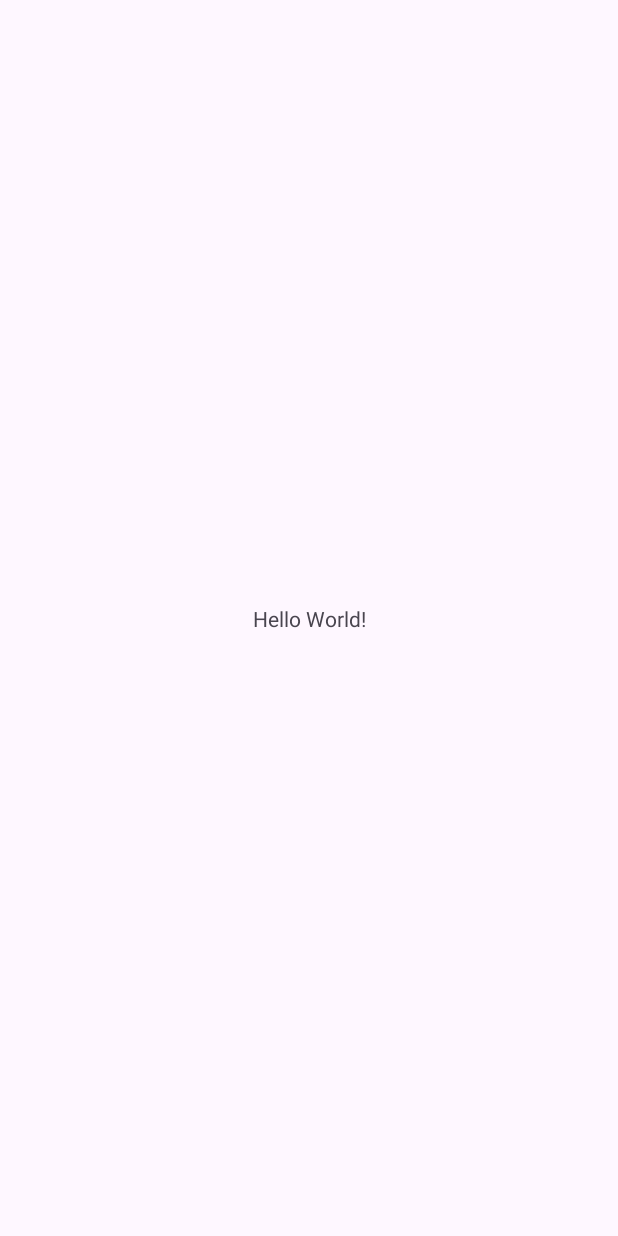
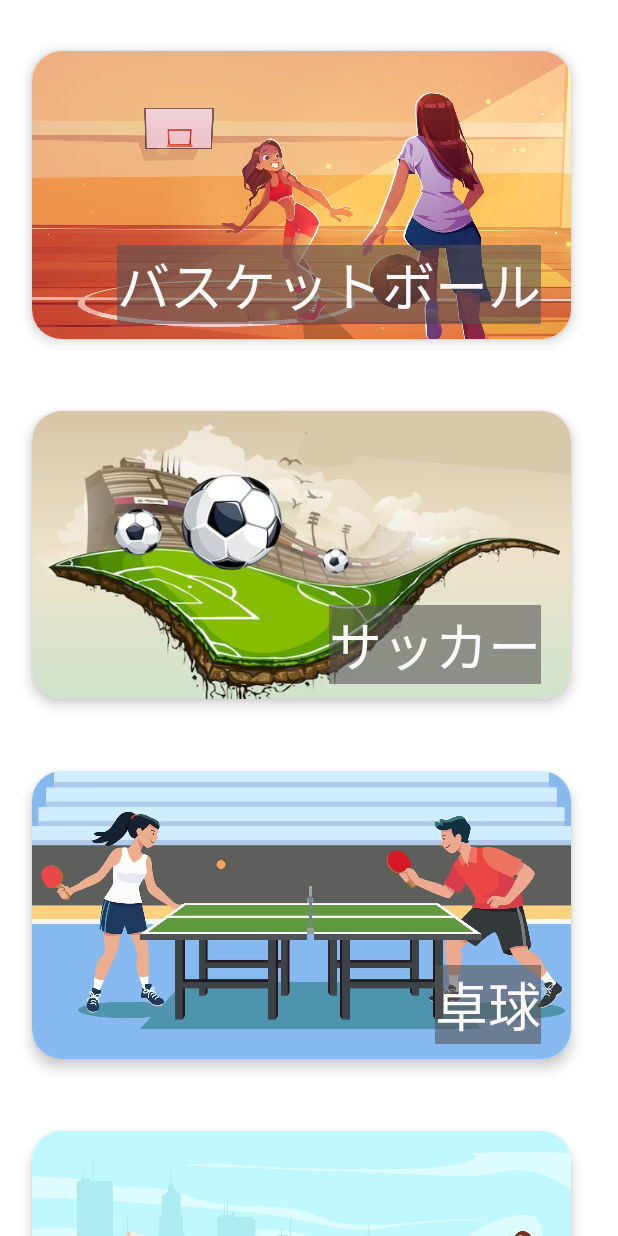
Before and after one commit to hiroyuki0402/SportsApp, an Android app: the screen it shows after launch (MainActivity), on a phone screen of 412 x 824 dp. Before the commit the screen is almost empty. Run offline under Robolectric (Android 15) with nearby library versions, the phone set to English and light mode, and no system bars.

Commit message:
カードビューの使用

```diff
--- a/app/build.gradle.kts
+++ b/app/build.gradle.kts
@@ -4,7 +4,7 @@ plugins {
 
 android {
     namespace = "com.example.sportsapp"
-    compileSdk = 33
+    compileSdk = 34
 
     defaultConfig {
         applicationId = "com.example.sportsapp"
--- a/app/src/main/java/com/example/sportsapp/Adapter.java
+++ b/app/src/main/java/com/example/sportsapp/Adapter.java
@@ -1,4 +1,46 @@
 package com.example.sportsapp;
 
-public class Adapter {
+import android.content.Context;
+import android.util.AttributeSet;
+import android.view.LayoutInflater;
+import android.view.View;
+import android.view.ViewGroup;
+
+import androidx.annotation.NonNull;
+import androidx.annotation.Nullable;
+import androidx.recyclerview.widget.RecyclerView;
+
+import java.util.ArrayList;
+
+public class Adapter extends RecyclerView.Adapter<ViewHolder> {
+
+    public Adapter(ArrayList<SportData> sportDatas) {
+        this.sportDatas = sportDatas;
+    }
+
+    ArrayList<SportData> sportDatas;
+
+    @NonNull
+    @Override
+    public ViewHolder onCreateViewHolder(@NonNull ViewGroup parent, int viewType) {
+        View view = LayoutInflater
+                .from(parent.getContext())
+                .inflate(R.layout.carditem_layout, parent, false);
+
+        return new ViewHolder(view);
+    }
+
+    @Override
+    public void onBindViewHolder(@NonNull ViewHolder holder, int position) {
+        SportData sportData = sportDatas.get(position);
+
+        int imageResId = holder.imageView.getContext().getResources().getIdentifier(sportData.getImageName(), "drawable", holder.imageView.getContext().getPackageName());
+        holder.imageView.setImageResource(imageResId);
+        holder.textView.setText(sportData.getName());
+    }
+
+    @Override
+    public int getItemCount() {
+        return sportDatas.size();
+    }
 }
--- a/app/src/main/java/com/example/sportsapp/MainActivity.java
+++ b/app/src/main/java/com/example/sportsapp/MainActivity.java
@@ -1,14 +1,70 @@
 package com.example.sportsapp;
 
 import androidx.appcompat.app.AppCompatActivity;
+import androidx.recyclerview.widget.LinearLayoutManager;
+import androidx.recyclerview.widget.RecyclerView;
 
 import android.os.Bundle;
 
+import java.util.ArrayList;
+
 public class MainActivity extends AppCompatActivity {
+
+    RecyclerView recyclerView;
+    ArrayList<SportData> sportDatas;
+
+    /**
+     * 競技の名前リスト
+     */
+    ArrayList<String> names;
+
+    /**
+     * 画像のリソースの名前リスト
+     */
+    ArrayList<String> imageNames;
 
     @Override
     protected void onCreate(Bundle savedInstanceState) {
         super.onCreate(savedInstanceState);
         setContentView(R.layout.activity_main);
+
+        recyclerView = findViewById(R.id.recycle);
+
+        fruitsItemSetUP();
+
+        LinearLayoutManager linearLayoutManager = new LinearLayoutManager(this);
+        recyclerView.setLayoutManager(linearLayoutManager);
+
+        Adapter adapter = new Adapter(sportDatas);
+        recyclerView.setAdapter(adapter);
+
+    }
+
+    /**
+     * アイテムデータを設定するメソッド
+     */
+    private void fruitsItemSetUP() {
+        imageNames = new ArrayList<>();
+        names = new ArrayList<>();
+        sportDatas = new ArrayList<>();
+
+        imageNames.add("basketball");
+        imageNames.add("football");
+        imageNames.add("ping");
+        imageNames.add("tennis");
+        imageNames.add("volley");
+
+
+        names.add("バスケットボール");
+        names.add("サッカー");
+        names.add("卓球");
+        names.add("テニス");
+        names.add("バレーボール");;
+
+
+        for (int i = 0; i < 5; i++) {
+            SportData sportData = new SportData(imageNames.get(i), names.get(i));
+            sportDatas.add(sportData);
+        }
     }
 }
--- a/app/src/main/java/com/example/sportsapp/SportData.java
+++ b/app/src/main/java/com/example/sportsapp/SportData.java
@@ -1,4 +1,27 @@
 package com.example.sportsapp;
 
 public class SportData {
+    String imageName;
+    String name;
+
+    public SportData(String imageName, String name) {
+        this.imageName = imageName;
+        this.name = name;
+    }
+
+    public String getImageName() {
+        return imageName;
+    }
+
+    public void setImageName(String imageName) {
+        this.imageName = imageName;
+    }
+
+    public String getName() {
+        return name;
+    }
+
+    public void setName(String name) {
+        this.name = name;
+    }
 }
--- /dev/null
+++ b/app/src/main/java/com/example/sportsapp/ViewHolder.java
@@ -0,0 +1,22 @@
+package com.example.sportsapp;
+
+import android.media.Image;
+import android.view.View;
+import android.widget.ImageView;
+import android.widget.TextView;
+
+import androidx.annotation.NonNull;
+import androidx.recyclerview.widget.RecyclerView;
+
+public class ViewHolder extends RecyclerView.ViewHolder {
+
+    ImageView imageView;
+    TextView textView;
+
+    public ViewHolder(@NonNull View itemView) {
+        super(itemView);
+
+        imageView = itemView.findViewById(R.id.imageView);
+        textView = itemView.findViewById(R.id.textView);
+    }
+}
--- a/app/src/main/res/layout/activity_main.xml
+++ b/app/src/main/res/layout/activity_main.xml
@@ -6,13 +6,12 @@
     android:layout_height="match_parent"
     tools:context=".MainActivity">
 
-    <TextView
-        android:layout_width="wrap_content"
-        android:layout_height="wrap_content"
-        android:text="Hello World!"
+    <androidx.recyclerview.widget.RecyclerView
+        android:id="@+id/recycle"
+        android:layout_width="0dp"
+        android:layout_height="0dp"
         app:layout_constraintBottom_toBottomOf="parent"
         app:layout_constraintEnd_toEndOf="parent"
         app:layout_constraintStart_toStartOf="parent"
         app:layout_constraintTop_toTopOf="parent" />
-
 </androidx.constraintlayout.widget.ConstraintLayout>
--- /dev/null
+++ b/app/src/main/res/layout/carditem_layout.xml
@@ -0,0 +1,58 @@
+<?xml version="1.0" encoding="utf-8"?>
+<androidx.constraintlayout.widget.ConstraintLayout xmlns:android="http://schemas.android.com/apk/res/android"
+    xmlns:app="http://schemas.android.com/apk/res-auto"
+    xmlns:tools="http://schemas.android.com/tools"
+    android:background="@color/white"
+    android:layout_width="match_parent"
+    android:layout_height="wrap_content">
+
+    <androidx.cardview.widget.CardView
+        android:id="@+id/cardView"
+        android:layout_width="match_parent"
+        android:layout_height="220dp"
+        android:layout_marginStart="10dp"
+        android:layout_marginTop="20dp"
+        android:layout_marginBottom="20dp"
+        android:layout_marginEnd="20dp"
+        app:cardCornerRadius="20dp"
+        app:cardElevation="5dp"
+        app:cardUseCompatPadding="true"
+        app:layout_constraintEnd_toEndOf="parent"
+        app:layout_constraintStart_toStartOf="parent"
+        app:layout_constraintTop_toTopOf="parent">
+
+        <androidx.constraintlayout.widget.ConstraintLayout
+            android:layout_width="match_parent"
+            android:layout_height="match_parent">
+
+            <ImageView
+                android:id="@+id/imageView"
+                android:layout_width="0dp"
+                android:layout_height="0dp"
+                android:scaleType="fitXY"
+                android:background="@color/white"
+                app:layout_constraintBottom_toBottomOf="parent"
+                app:layout_constraintEnd_toEndOf="parent"
+                app:layout_constraintStart_toStartOf="parent"
+                app:layout_constraintTop_toTopOf="parent"
+                tools:srcCompat="@drawable/header" />
+
+            <TextView
+                android:id="@+id/textView"
+                android:layout_width="wrap_content"
+                android:layout_height="wrap_content"
+                android:background="#94565353"
+                android:text="サッカー"
+                android:textColor="#FBF9F9"
+                android:textSize="35sp"
+                android:layout_marginBottom="10dp"
+                android:layout_marginRight="20dp"
+                app:layout_constraintBottom_toBottomOf="parent"
+                app:layout_constraintEnd_toEndOf="parent" />
+
+
+        </androidx.constraintlayout.widget.ConstraintLayout>
+
+    </androidx.cardview.widget.CardView>
+
+</androidx.constraintlayout.widget.ConstraintLayout>
```
